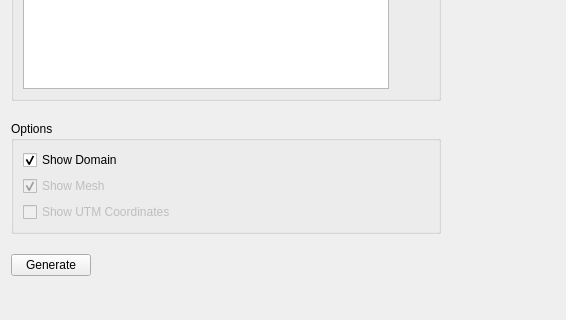
Old version of the form src/ui/structured_mesh_dialog.ui in the repository IPH-ECO/iph-eco-gui; both pictures show x 0 to 566 and y 310 to 630 of the 1400 by 790 pixel window.
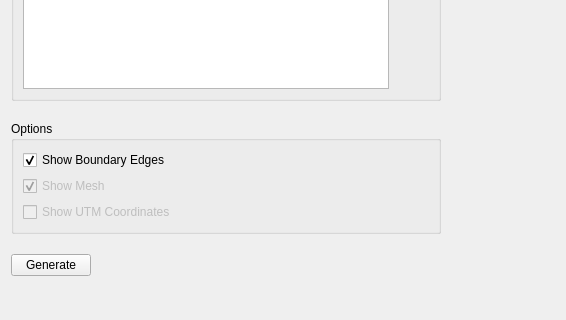
New version of the form. Icons and pictures are not drawn. Custom widgets are drawn as their Qt base class.

Commit message: - Fixing area calculation - Refactoring show boundary edges flag - Refactoring show mesh flag

Diff of the .ui file:
```diff
--- a/src/ui/structured_mesh_dialog.ui
+++ b/src/ui/structured_mesh_dialog.ui
@@ -314,7 +314,7 @@
          <item>
           <widget class="QCheckBox" name="chkShowDomainBoundary">
            <property name="text">
-            <string>Show Domain</string>
+            <string>Show Boundary Edges</string>
            </property>
            <property name="checked">
             <bool>true</bool>
```
Left out of the diff: 6 changed lines with no effect on the pictures. The commit also changes 9 other files.
